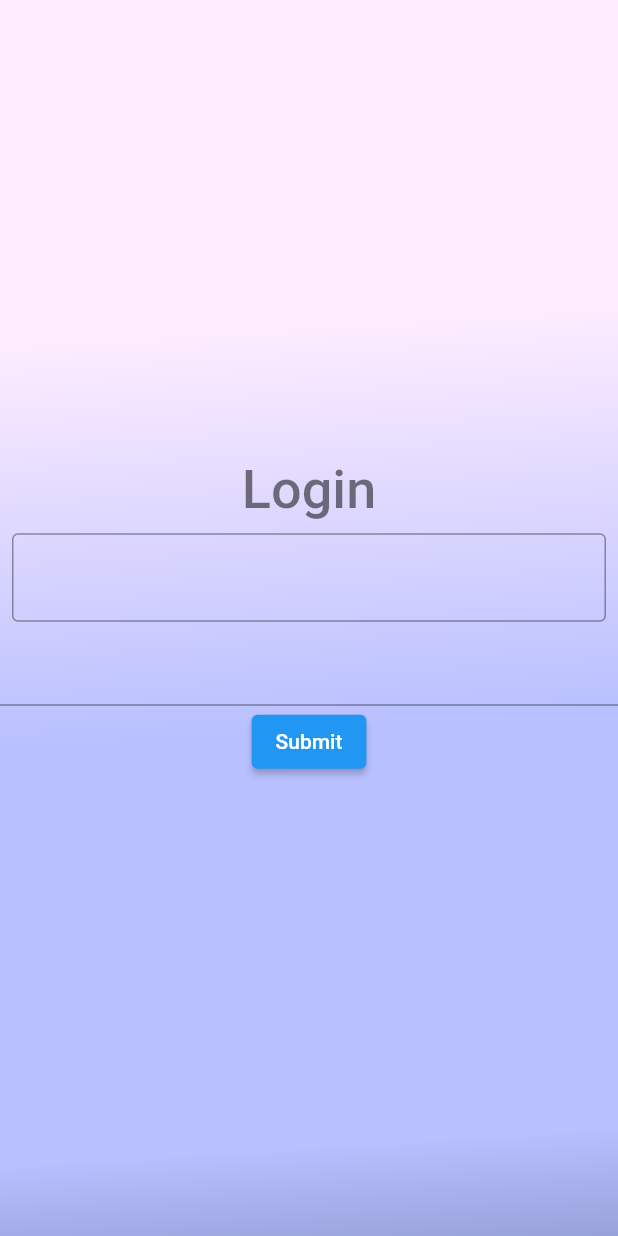
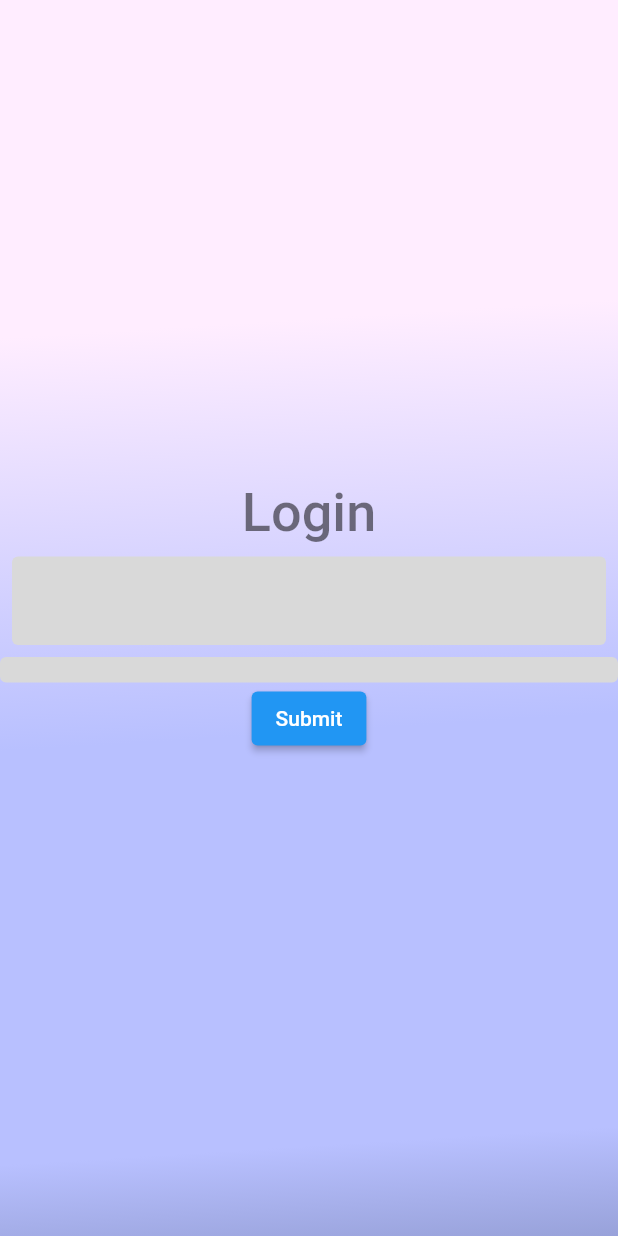
Before and after one commit to CoachSaab/handy, a Flutter app: the screen it shows after launch, after a tap on "Submit", on a phone screen of 412 x 824 dp. Run offline on Flutter 3.47's test engine with Material 2 defaults, Android fonts, the phone set to English and light mode, and no system bars; our stand-ins replace animated_text_kit, get, hive; accounts and stored records are empty; Roboto replaces fonts that are missing (Poppins).

Commit message:
Login Top

```diff
--- a/lib/main.dart
+++ b/lib/main.dart
@@ -28,7 +28,7 @@ class _MyAppState extends State<MyApp> {
   @override
   Widget build(BuildContext context)  {
     return GetMaterialApp(
-      title: 'Flutter Demo',
+      title: 'Handy',
       theme: lightTheme,
       home:  Obx(() => jwtController.isAuth.value ? const HomePage() : const SignUp()),
       debugShowCheckedModeBanner: false,
--- a/lib/pages/Auth/SignUp/SignUp.dart
+++ b/lib/pages/Auth/SignUp/SignUp.dart
@@ -9,7 +9,7 @@ class SignUp extends StatelessWidget {
         body: Container(
       decoration: const BoxDecoration(
         gradient: LinearGradient(
-          begin: Alignment(0.5,-0.5),
+          begin: Alignment(0.5, -0.5),
           end: Alignment(0.75, 1.5),
           colors: [
             Color(0xFFFFEDFF),
@@ -37,14 +37,29 @@ class SignUp extends StatelessWidget {
             const Padding(
               padding: EdgeInsets.all(8.0),
               child: TextField(
+                decoration: InputDecoration(
+                  border: OutlineInputBorder(
+                      borderSide: BorderSide(style: BorderStyle.none,width: 0)
+                  ),
+                  filled: true,
+                  fillColor: Color(0xFFD9D9D9),
+                ),
+              ),
+            ),            Container(
+              height: 17,
+              child: TextField(
+                decoration: InputDecoration(
+                  border: OutlineInputBorder(
+                      borderSide: BorderSide(style: BorderStyle.none,width: 0),
 
-                decoration: InputDecoration(border: OutlineInputBorder()),
+                  ),
+                  filled: true,
+                  fillColor: Color(0xFFD9D9D9),
+                ),
               ),
             ),
-            TextField(),
-            ElevatedButton(onPressed: () {
 
-            }, child: Text("Submit"))
+             ElevatedButton(onPressed: () {}, child: Text("Submit"))
           ],
         ),
       ),
```
